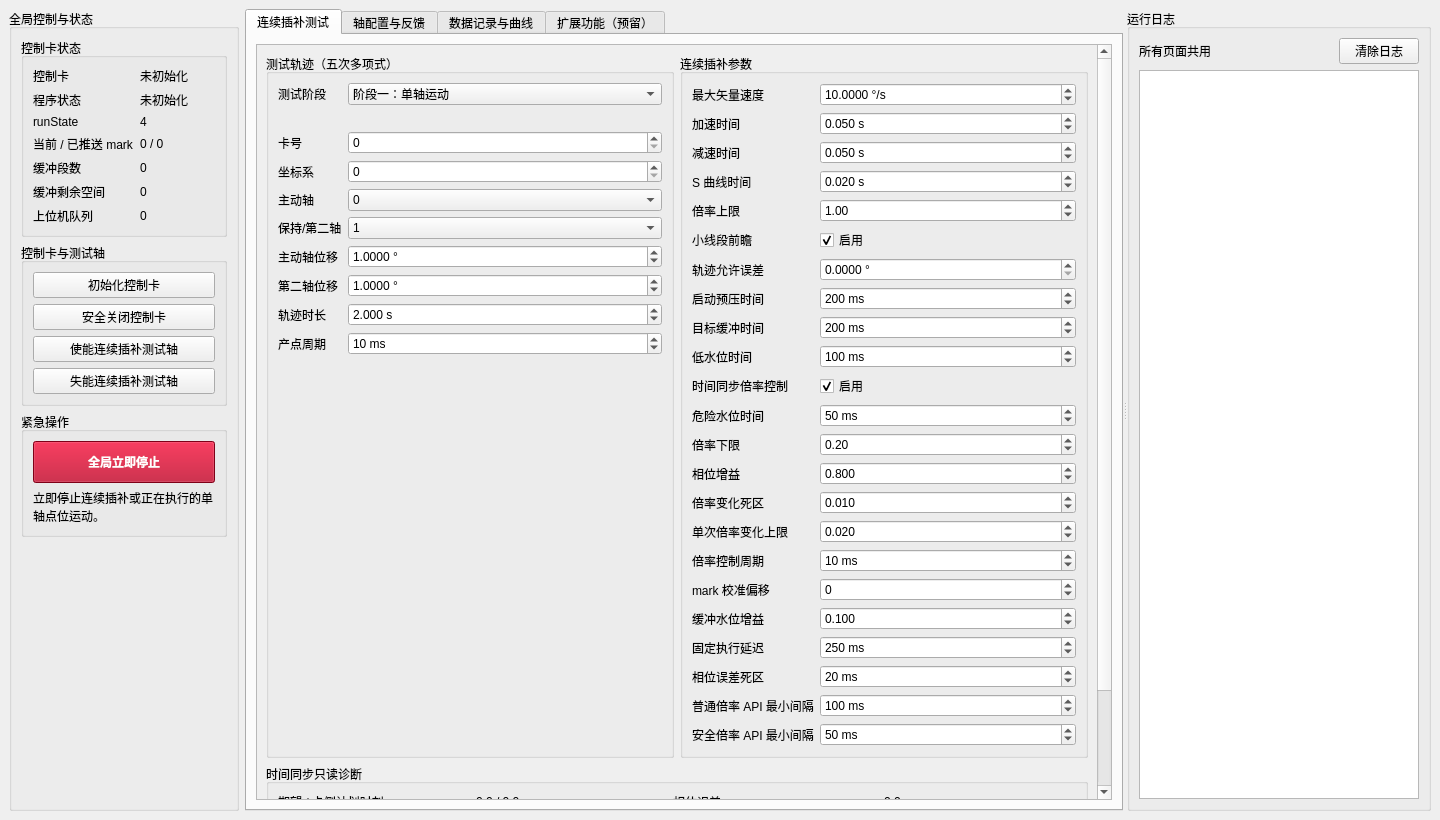
Qt form conti_ctrl/mainwindow.ui (yzj148162-cmyk/E5000-ContiInterpolation) before a commit.
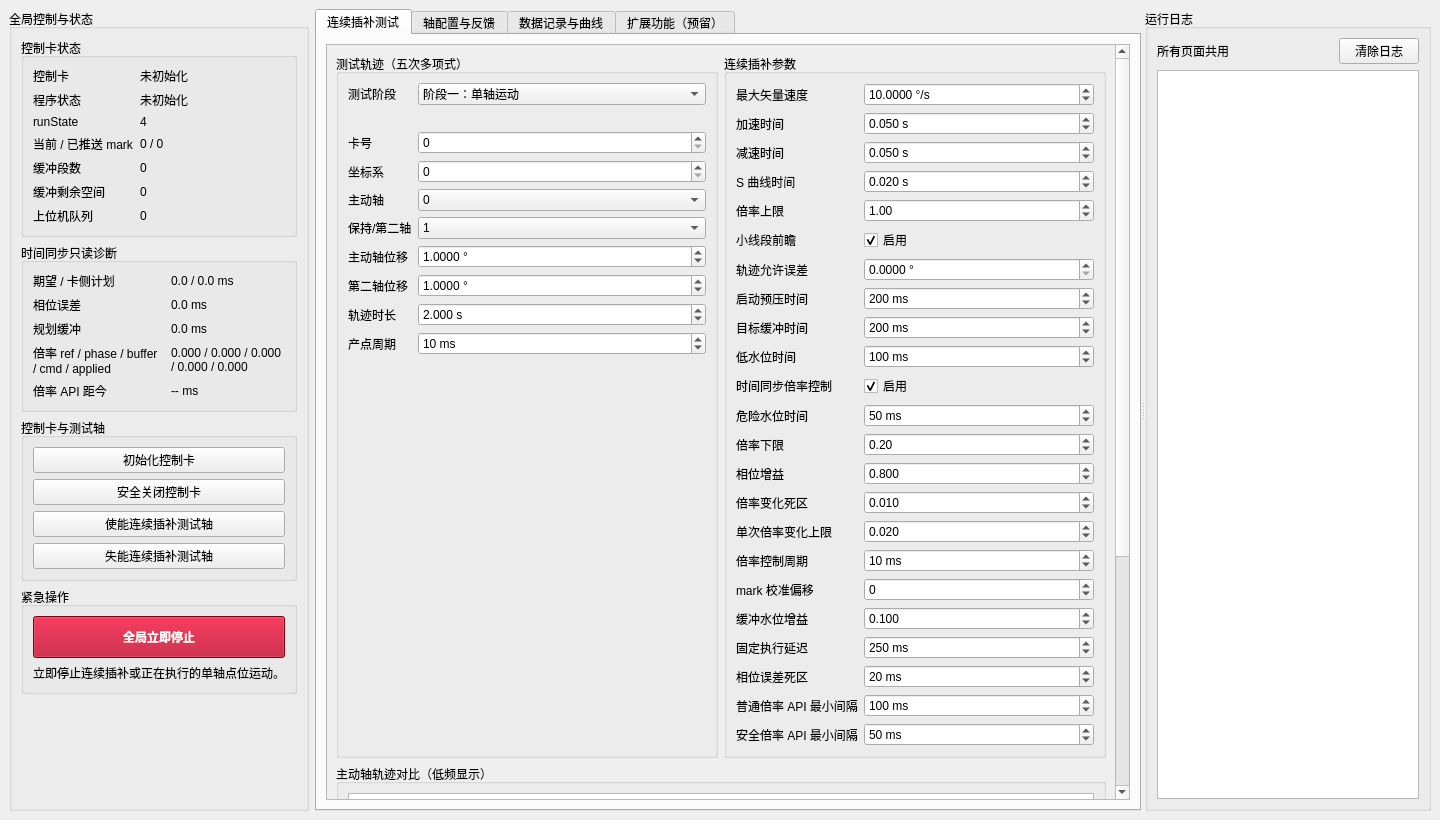
The same form after that commit. Custom widgets are drawn as their Qt base class.

```diff
--- a/conti_ctrl/mainwindow.ui
+++ b/conti_ctrl/mainwindow.ui
@@ -152,6 +152,97 @@
          </layout>
         </widget>
        </item>
+       <item>
+        <widget class="QGroupBox" name="timeSyncDiagnosticsGroup">
+         <property name="title">
+          <string>时间同步只读诊断</string>
+         </property>
+         <layout class="QFormLayout" name="timeSyncDiagnosticsLayout">
+          <item row="0" column="0">
+           <widget class="QLabel" name="expectedPlanTimeLabel">
+            <property name="text">
+             <string>期望 / 卡侧计划</string>
+            </property>
+            <property name="wordWrap">
+             <bool>true</bool>
+            </property>
+           </widget>
+          </item>
+          <item row="0" column="1">
+           <widget class="QLabel" name="expectedPlanTimeValueLabel">
+            <property name="text">
+             <string>0.0 / 0.0 ms</string>
+            </property>
+            <property name="wordWrap">
+             <bool>true</bool>
+            </property>
+           </widget>
+          </item>
+          <item row="1" column="0">
+           <widget class="QLabel" name="phaseErrorLabel">
+            <property name="text">
+             <string>相位误差</string>
+            </property>
+           </widget>
+          </item>
+          <item row="1" column="1">
+           <widget class="QLabel" name="phaseErrorValueLabel">
+            <property name="text">
+             <string>0.0 ms</string>
+            </property>
+           </widget>
+          </item>
+          <item row="2" column="0">
+           <widget class="QLabel" name="bufferTimeLabel">
+            <property name="text">
+             <string>规划缓冲</string>
+            </property>
+           </widget>
+          </item>
+          <item row="2" column="1">
+           <widget class="QLabel" name="bufferTimeValueLabel">
+            <property name="text">
+             <string>0.0 ms</string>
+            </property>
+           </widget>
+          </item>
+          <item row="3" column="0">
+           <widget class="QLabel" name="ratioDiagLabel">
+            <property name="text">
+             <string>倍率 ref / phase / buffer / cmd / applied</string>
+            </property>
+            <property name="wordWrap">
+             <bool>true</bool>
+            </property>
+           </widget>
+          </item>
+          <item row="3" column="1">
+           <widget class="QLabel" name="ratioDiagValueLabel">
+            <property name="text">
+             <string>0.000 / 0.000 / 0.000 / 0.000 / 0.000</string>
+            </property>
+            <property name="wordWrap">
+             <bool>true</bool>
+            </property>
+           </widget>
+          </item>
+          <item row="4" column="0">
+           <widget class="QLabel" name="ratioApiAgeLabel">
+            <property name="text">
+             <string>倍率 API 距今</string>
+            </property>
+           </widget>
+          </item>
+          <item row="4" column="1">
+           <widget class="QLabel" name="ratioApiAgeValueLabel">
+            <property name="text">
+             <string>-- ms</string>
+            </property>
+           </widget>
+          </item>
+         </layout>
+        </widget>
+       </item>
        <item>
         <widget class="QGroupBox" name="globalActionGroup">
          <property name="title">
@@ -1083,78 +1174,18 @@
           </layout>
          </item>
          <item>
-          <widget class="QGroupBox" name="timeSyncDiagnosticsGroup">
+          <widget class="QGroupBox" name="contiTrajectoryGroup">
            <property name="title">
-            <string>时间同步只读诊断</string>
+            <string>主动轴轨迹对比（低频显示）</string>
            </property>
-           <layout class="QGridLayout" name="timeSyncDiagnosticsLayout">
-            <item row="0" column="0">
-             <widget class="QLabel" name="expectedPlanTimeLabel">
-              <property name="text">
-               <string>期望 / 卡侧计划时刻</string>
-              </property>
-             </widget>
-            </item>
-            <item row="0" column="1">
-             <widget class="QLabel" name="expectedPlanTimeValueLabel">
-              <property name="text">
-               <string>0.0 / 0.0 ms</string>
-              </property>
-             </widget>
-            </item>
-            <item row="0" column="2">
-             <widget class="QLabel" name="phaseErrorLabel">
-              <property name="text">
-               <string>相位误差</string>
-              </property>
-             </widget>
-            </item>
-            <item row="0" column="3">
-             <widget class="QLabel" name="phaseErrorValueLabel">
-              <property name="text">
-               <string>0.0 ms</string>
-              </property>
-             </widget>
-            </item>
-            <item row="1" column="0">
-             <widget class="QLabel" name="bufferTimeLabel">
-              <property name="text">
-               <string>板卡规划缓冲</string>
-              </property>
-             </widget>
-            </item>
-            <item row="1" column="1">
-             <widget class="QLabel" name="bufferTimeValueLabel">
-              <property name="text">
-               <string>0.0 ms</string>
-              </property>
-             </widget>
-            </item>
-            <item row="1" column="2">
-             <widget class="QLabel" name="ratioDiagLabel">
-              <property name="text">
-               <string>倍率 ref / phase / buffer / 命令 / 已下发</string>
-              </property>
-             </widget>
-            </item>
-            <item row="1" column="3">
-             <widget class="QLabel" name="ratioDiagValueLabel">
-              <property name="text">
-               <string>0.000 / 0.000 / 0.000 / 0.000 / 0.000</string>
-              </property>
-             </widget>
-            </item>
-            <item row="2" column="0">
-             <widget class="QLabel" name="ratioApiAgeLabel">
-              <property name="text">
-               <string>距上次倍率 API</string>
-              </property>
-             </widget>
-            </item>
-            <item row="2" column="1">
-             <widget class="QLabel" name="ratioApiAgeValueLabel">
-              <property name="text">
-               <string>-- ms</string>
+           <layout class="QVBoxLayout" name="contiTrajectoryLayout">
+            <item>
+             <widget class="QChartView" name="contiTrajectoryChartView">
+              <property name="minimumSize">
+               <size>
+                <width>0</width>
+                <height>300</height>
+               </size>
               </property>
              </widget>
             </item>
```
Left out of the diff: 2 changed lines with no effect on the pictures.
